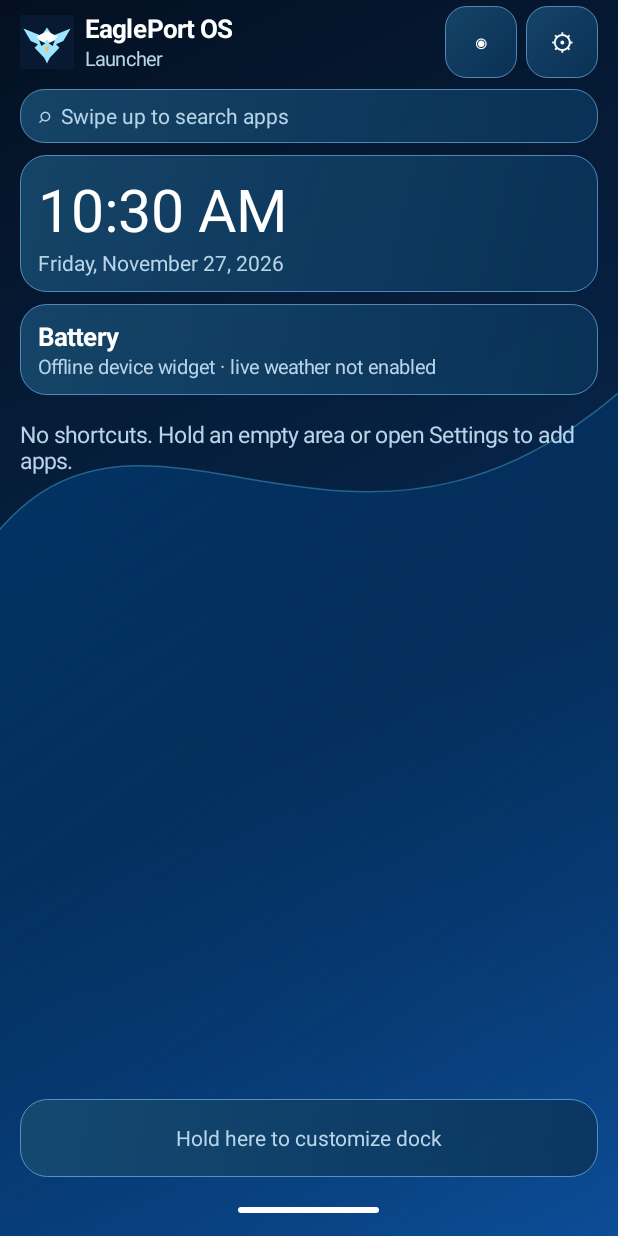
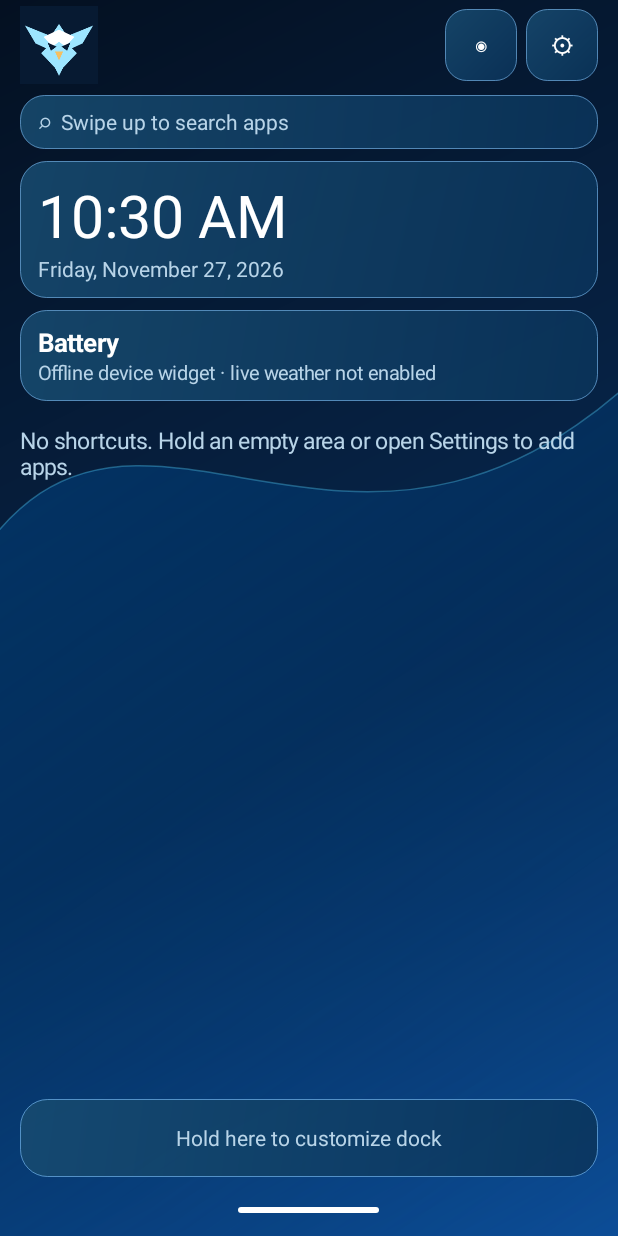
Before and after one commit to wolfrax460/phone_launcher, an Android app: the screen it shows after launch (MainActivity), after a tap on "Get started", on a phone screen of 412 x 824 dp. Run offline under Robolectric (Android 15) with nearby library versions, the phone set to English and light mode, and no system bars; pictures from the network do not load.

Commit message:
Apply approved EaglePort home branding, onboarding and configurable performance

```diff
--- a/app/src/main/java/com/eagleport/launcher/MainActivity.java
+++ b/app/src/main/java/com/eagleport/launcher/MainActivity.java
@@ -38,6 +38,7 @@ public final class MainActivity extends Activity {
     private float startX,startY; private String startPage; private int navZone=-1;
     private long downAt;
     private boolean handledSwipe=false;
+    private boolean sliderTouch=false;
     private final Runnable tick=new Runnable(){public void run(){
         if(!resumed)return;
         if(clock!=null)clock.setText(DateFormat.getTimeInstance(DateFormat.SHORT).format(new Date()));
@@ -115,7 +116,7 @@ public final class MainActivity extends Activity {
         }
         accent=prefs.num("accent",0);if(accent==0)accent=a;
         ActivityManager am=(ActivityManager)getSystemService(ACTIVITY_SERVICE);
-        lite=prefs.str("performance","balanced").equals("lite");
+        lite=prefs.str("performance","balanced").equals("lite")||!prefs.bool("glass_effects",true);
         if(prefs.bool("adaptive",true)&&am!=null){ActivityManager.MemoryInfo mi=new ActivityManager.MemoryInfo();am.getMemoryInfo(mi);lite=lite||mi.lowMemory||am.isLowRamDevice();}
     }
     private LinearLayout vertical(){LinearLayout v=new LinearLayout(this);v.setOrientation(LinearLayout.VERTICAL);return v;}
@@ -220,10 +221,11 @@ public final class MainActivity extends Activity {
                 if(startY>=xy[1]&&startY<=xy[1]+nav.getHeight())navZone=Math.max(0,Math.min(2,(int)((startX-xy[0])*3/Math.max(1,nav.getWidth()))));
             }
         }
-        if(action==MotionEvent.ACTION_UP&&!handledSwipe&&Objects.equals(startPage,page)){
+        if(action==MotionEvent.ACTION_UP&&!handledSwipe&&!sliderTouch&&Objects.equals(startPage,page)){
             float dx=event.getRawX()-startX,dy=event.getRawY()-startY;float threshold=dp(44);
             Runnable go=null;
             if(navZone>=0&&dy<-dp(26)&&Math.abs(dy)>Math.abs(dx)){final int z=navZone;go=()->navAction(z);}
+            else if(dy<-threshold&&Math.abs(dy)>Math.abs(dx)&&startX>getResources().getDisplayMetrics().widthPixels*.67f&&startY>getResources().getDisplayMetrics().heightPixels*.80f&&prefs.bool("gesture",true)){go=()->render("recents");}
             else if(page.equals("home")&&SystemClock.uptimeMillis()-downAt<1100){
                 if(Math.abs(dx)>Math.abs(dy)&&dx<-threshold)go=()->render("settings");
                 else if(Math.abs(dx)>Math.abs(dy)&&dx>threshold)go=()->render("control");
@@ -246,15 +248,17 @@ public final class MainActivity extends Activity {
     }
     private void home(){
         LinearLayout content=vertical();content.setPadding(dp(13),dp(4),dp(13),dp(5));body.addView(content,lp(-1,-1));
-        LinearLayout brand=horizontal();ImageView mark=new ImageView(this);mark.setImageResource(com.eagleport.launcher.R.drawable.eagle);brand.addView(mark,lp(dp(36),dp(36)));
-        LinearLayout names=vertical();names.setPadding(dp(7),0,0,0);add(names,title("EaglePort OS",17),-2);add(names,text("Launcher",11,MUTED),-2);brand.addView(names,new LinearLayout.LayoutParams(0,-2,1));
-        brand.addView(button("◉",()->render("control")),lp(dp(48),dp(48)));spaceHorizontal(brand,6);brand.addView(button("⚙",()->render("settings")),lp(dp(48),dp(48)));add(content,brand,-2);space(content,7);
+        LinearLayout brand=horizontal();ImageView mark=new ImageView(this);mark.setImageResource(com.eagleport.launcher.R.drawable.eagle);mark.setContentDescription("EaglePort logo");mark.setVisibility(prefs.bool("show_logo",true)?View.VISIBLE:View.INVISIBLE);brand.addView(mark,lp(dp(52),dp(52)));
+        brand.addView(new View(this),new LinearLayout.LayoutParams(0,1,1));
+        brand.addView(button("◉",()->render("control")),lp(dp(48),dp(48)));spaceHorizontal(brand,6);brand.addView(button("⚙",()->open(new Intent(Settings.ACTION_SETTINGS))),lp(dp(48),dp(48)));add(content,brand,-2);space(content,7);
         // A non-clickable hint: the app library opens by swipe, never by drawer icon.
         TextView hint=text("⌕  Swipe up to search apps",12,MUTED);hint.setPadding(dp(12),0,dp(12),0);hint.setBackground(Glass.panel(base,accent,dp(16),lite));add(content,hint,dp(36));space(content,8);
+        if(prefs.bool("home_widgets",true)){
         LinearLayout time=card(content);clock=text(DateFormat.getTimeInstance(DateFormat.SHORT).format(new Date()),39,WHITE);add(time,clock,-2);date=text(DateFormat.getDateInstance(DateFormat.FULL).format(new Date()),12,MUTED);add(time,date,-2);
         Intent battery=registerReceiver(null,new IntentFilter(Intent.ACTION_BATTERY_CHANGED));int level=battery==null?-1:battery.getIntExtra(BatteryManager.EXTRA_LEVEL,-1);
         int scale=battery==null?-1:battery.getIntExtra(BatteryManager.EXTRA_SCALE,-1);int percent=scale>0&&level>=0?level*100/scale:-1;
-        LinearLayout widget=card(content);add(widget,title(percent>=0?"Battery  "+percent+"%":"Battery",17),-2);add(widget,text("Offline device widget · live weather not enabled",11,MUTED),-2);widget.setOnClickListener(v->render("health"));
+        LinearLayout widget=card(content);add(widget,title(percent>=0?"Battery  "+percent+"%":"Battery",17),-2);add(widget,text("Offline device widget · live weather not enabled",11,MUTED),-2);widget.setOnClickListener(v->render("health"));}
+        else {clock=null;date=null;}
         ScrollView gridScroll=new ScrollView(this);gridScroll.setVerticalScrollBarEnabled(false);content.addView(gridScroll,new LinearLayout.LayoutParams(-1,0,1));LinearLayout list=vertical();gridScroll.addView(list,new ScrollView.LayoutParams(-1,-2));
         List<AppCatalog.Entry> selected=new ArrayList<>();for(String id:prefs.list("home_apps")){AppCatalog.Entry e=entry(id);if(e!=null)selected.add(e);}
         if(selected.isEmpty())add(list,text(loaded?"No shortcuts. Hold an empty area or open Settings to add apps.":"Loading installed apps…",13,MUTED),dp(54));
@@ -263,7 +267,7 @@ public final class MainActivity extends Activity {
         list.setOnLongClickListener(v->{editing=false;render("edit");return true;});
         if(count>1){LinearLayout pages=horizontal();pages.setGravity(Gravity.CENTER);for(int i=0;i<count;i++){final int p=i;TextView dot=text(i==homePage?"●":"○",18,WHITE);dot.setGravity(Gravity.CENTER);pages.addView(dot,lp(dp(42),dp(30)));dot.setOnClickListener(v->{homePage=p;render("home");});}add(content,pages,-2);}
         LinearLayout dock=horizontal();dock.setPadding(dp(5),dp(6),dp(5),dp(6));dock.setBackground(Glass.panel(base,accent,dp(18),lite));
-        for(String id:prefs.list("dock_apps")){AppCatalog.Entry e=entry(id);if(e!=null)dock.addView(appIcon(e,false,true),new LinearLayout.LayoutParams(0,dp(49),1));}
+        for(String id:prefs.list("dock_apps")){AppCatalog.Entry e=entry(id);if(e!=null)dock.addView(appIcon(e,false,true),new LinearLayout.LayoutParams(0,dp(Math.max(56,64*Math.max(70,Math.min(125,prefs.num("icon_scale",100)))/100f)),1));}
         if(dock.getChildCount()==0){TextView empty=text("Hold here to customize dock",12,MUTED);empty.setGravity(Gravity.CENTER);dock.addView(empty,lp(-1,dp(40)));}
         dock.setOnLongClickListener(v->{editing=true;render("edit");return true;});add(content,dock,-2);
     }
@@ -271,7 +275,8 @@ public final class MainActivity extends Activity {
     private View appIcon(AppCatalog.Entry e,boolean honey,boolean compact){
         LinearLayout cell=vertical();cell.setGravity(Gravity.CENTER);cell.setPadding(dp(2),dp(3),dp(2),dp(3));cell.setContentDescription(e.label);
         ImageView image=new ImageView(this);image.setImageBitmap(catalog.icon(e));image.setScaleType(ImageView.ScaleType.FIT_CENTER);
-        int iconSize=compact?dp(39):dp(honey?50:45);
+        int iconSize=dp((compact?39:honey?50:58)*Math.max(70,Math.min(125,prefs.num("icon_scale",100)))/100f);
+        if(!honey){image.setBackground(Glass.panel(base,accent,dp(17),lite));image.setPadding(dp(5),dp(5),dp(5),dp(5));}
         if(honey){
             GradientDrawable round=new GradientDrawable();round.setShape(GradientDrawable.OVAL);round.setColor(Glass.alpha(accent,35));round.setStroke(1,Glass.alpha(accent,100));image.setBackground(round);image.setClipToOutline(true);image.setPadding(dp(3),dp(3),dp(3),dp(3));
         }
@@ -283,10 +288,10 @@ public final class MainActivity extends Activity {
     private void grid(LinearLayout parent,List<AppCatalog.Entry> apps,boolean honey,boolean isHome){
         int pos=0,rowIndex=0;
         while(pos<apps.size()){
-            int columns=honey?(rowIndex%2==0?4:3):4;int take=Math.min(columns,apps.size()-pos);
+            int columns=honey?(rowIndex%2==0?4:3):prefs.bool("adaptive_grid",true)&&apps.size()<=6?Math.min(3,apps.size()):4;int take=Math.min(columns,apps.size()-pos);
             LinearLayout row=horizontal();row.setGravity(Gravity.CENTER);
             if(honey&&columns==3)row.addView(new View(this),new LinearLayout.LayoutParams(0,1,.5f));
-            for(int i=0;i<take;i++)row.addView(appIcon(apps.get(pos++),honey,false),new LinearLayout.LayoutParams(0,dp(honey?76:70),1));
+            for(int i=0;i<take;i++)row.addView(appIcon(apps.get(pos++),honey,false),new LinearLayout.LayoutParams(0,dp(Math.max(76,(honey?90:95)*Math.max(70,Math.min(125,prefs.num("icon_scale",100)))/100f)),1));
             for(int i=take;i<columns;i++)row.addView(new View(this),new LinearLayout.LayoutParams(0,dp(1),1));
             if(honey&&columns==3)row.addView(new View(this),new LinearLayout.LayoutParams(0,1,.5f));
             add(parent,row,-2);rowIndex++;
@@ -343,11 +348,12 @@ public final class MainActivity extends Activity {
         words.setOnClickListener(v->sw.setChecked(!sw.isChecked()));
     }
     private void welcome(){
-        LinearLayout l=scroll();heading(l,"WELCOME TO EAGLEPORT","Make your phone yours");
+        LinearLayout l=scroll();ImageView logo=new ImageView(this);logo.setImageResource(com.eagleport.launcher.R.drawable.eagle);add(l,logo,dp(112));heading(l,"WELCOME TO EAGLEPORT","Make your phone yours");add(l,text("A warm welcome from Ntirenganya Janvier and Mugisha Is\'haq.",18,WHITE),-2);space(l,12);
         action(l,"↑  Swipe up","Open the app library and search installed apps",()->render("library"));
         action(l,"↓  Swipe down","Open EaglePort Control Center from Home",()->render("control"));
         action(l,"←  Swipe left","Open launcher settings",()->render("settings"));
-        action(l,"→  Swipe right","View device status",()->render("health"));
+        action(l,"→  Swipe right","Open Control Center",()->render("control"));
+        action(l,"↗  Bottom-right swipe","Open recent applications",()->render("recents"));
         action(l,"Optional screen lock","Set a PIN or password using Android security",()->open(new Intent(Settings.ACTION_SECURITY_SETTINGS)));
         action(l,"Choose default launcher","Select EaglePort as your Home app",this::chooseHome);
         add(l,button("Get started",()->{prefs.put("onboarding_done",true);render("home");}),-2);
@@ -355,6 +361,9 @@ public final class MainActivity extends Activity {
     private void settingsPage(){
         LinearLayout l=scroll();heading(l,"MAKE IT YOURS","Launcher Settings");
         section(l,"Appearance");
+        toggleSetting(l,"Show EaglePort logo","Show only the logo on Home","show_logo",true,()->{});
+        toggleSetting(l,"Adaptive app layout","Use fewer columns when there are few apps","adaptive_grid",true,()->{});
+        LinearLayout iconCard=card(l);TextView iconLabel=title("App icon size: "+prefs.num("icon_scale",100)+"%",15);add(iconCard,iconLabel,-2);SeekBar iconScale=new SeekBar(this);iconScale.setMax(55);iconScale.setProgress(Math.max(0,Math.min(55,prefs.num("icon_scale",100)-70)));add(iconCard,iconScale,-2);iconScale.setOnSeekBarChangeListener(new SeekBar.OnSeekBarChangeListener(){public void onProgressChanged(SeekBar b,int v,boolean user){if(user){prefs.put("icon_scale",70+v);iconLabel.setText("App icon size: "+(70+v)+"%");}}public void onStartTrackingTouch(SeekBar b){sliderTouch=true;}public void onStopTrackingTouch(SeekBar b){sliderTouch=false;}});
         String[] themes={"ocean","emerald","violet","midnight","sunset"};
         String[] labels={"Ocean Glass","Emerald Glass","Aurora Violet","Midnight Lite","Sunset Glow"};
         for(int i=0;i<themes.length;i++){final String t=themes[i];action(l,labels[i],prefs.str("theme","ocean").equals(t)?"Selected":"Tap to apply",()->{prefs.put("theme",t);prefs.put("accent",0);render("settings");});}
@@ -380,16 +389,18 @@ public final class MainActivity extends Activity {
         action(l,"Dock apps","Choose up to four shortcuts",()->{editing=true;render("edit");});
         section(l,"Performance & system");
         toggleSetting(l,"Screen animations","Lightweight transitions","animations",true,()->{});
+        toggleSetting(l,"Home widgets","Show clock and battery cards","home_widgets",true,()->{});
+        toggleSetting(l,"Glass effects","Disable transparent glass for weaker phones","glass_effects",true,()->{});
         action(l,"Device security","Manage Android screen lock",()->open(new Intent(Settings.ACTION_SECURITY_SETTINGS)));
         action(l,"Launcher guide","Review gestures and setup",()->render("welcome"));
-        action(l,"Performance mode",prefs.str("performance","balanced").equals("lite")?"Ultra Lite":"Balanced · lightweight native graphics",()->{prefs.put("performance",prefs.str("performance","balanced").equals("lite")?"balanced":"lite");render("settings");});
+        action(l,"Performance profile",prefs.str("performance","balanced"),()->new AlertDialog.Builder(this).setTitle("Performance profile").setItems(new String[]{"Lite","Balanced","Rich"},(d,w)->{String[] profiles={"lite","balanced","rich"};prefs.put("performance",profiles[w]);prefs.put("glass_effects",w!=0);prefs.put("animations",w!=0);prefs.put("home_widgets",w!=0);prefs.put("adaptive",w!=2);render("settings");}).show());
         toggleSetting(l,"Adaptive memory mode","Reduce graphics when memory is low","adaptive",true,this::colors);
         action(l,"Device Center","Live battery, temperature, RAM and storage",()->render("health"));
-        action(l,"Default launcher","Select EaglePort or return to Tecno Home",this::chooseHome);
+        action(l,"Default launcher","Select EaglePort or your existing Android launcher",this::chooseHome);
         action(l,"Android keyboard","Use your current Android input method",()->open(new Intent(Settings.ACTION_INPUT_METHOD_SETTINGS)));
         action(l,"Check for launcher updates","Open official repository releases · settings are retained on signed in-place updates",()->open(new Intent(Intent.ACTION_VIEW,Uri.parse(RELEASES))));
         action(l,"Recovery","Safe appearance reset and Android fallback",()->render("recovery"));
-        add(l,text("EaglePort Os v1.1. By Ntirenganya Janvier Coder",11,MUTED),-2);
+        TextView credit=text("EaglePort OS v1.1 · By Ntirenganya Janvier Coder",12,MUTED);credit.setGravity(Gravity.CENTER);add(l,credit,-2);
     }
     private void accentPicker(){
         EditText input=new EditText(this);input.setSingleLine(true);input.setHint("#55D5FF");input.setText(String.format(Locale.US,"#%06X",accent&0xffffff));
@@ -443,6 +454,7 @@ public final class MainActivity extends Activity {
         AudioManager audio=(AudioManager)getSystemService(AUDIO_SERVICE);
         if(audio!=null){LinearLayout vol=card(l);add(vol,title("Media volume",14),-2);SeekBar slider=new SeekBar(this);slider.setMax(audio.getStreamMaxVolume(AudioManager.STREAM_MUSIC));slider.setProgress(audio.getStreamVolume(AudioManager.STREAM_MUSIC));add(vol,slider,-2);slider.setOnSeekBarChangeListener(new SeekBar.OnSeekBarChangeListener(){public void onProgressChanged(SeekBar s,int p,boolean user){if(user)try{audio.setStreamVolume(AudioManager.STREAM_MUSIC,p,0);}catch(SecurityException ex){toast("Volume change not permitted");}}public void onStartTrackingTouch(SeekBar s){}public void onStopTrackingTouch(SeekBar s){}});}
         action(l,"System notifications","Android controls the real notification shade",()->open(new Intent(Settings.ACTION_APP_NOTIFICATION_SETTINGS).putExtra(Settings.EXTRA_APP_PACKAGE,getPackageName())));
+        add(l,button("⌃",this::onBackPressed),dp(55));
     }
     private void recents(){
         LinearLayout l=scroll();heading(l,"RECENT LAUNCHES","Recent Apps");
```
